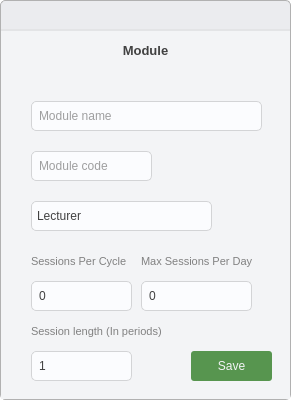
This is ui/add_module_dialog.ui in takundafarakeza/Timetable_Generator as Qt 5 draws it before an edit. The edited form follows.
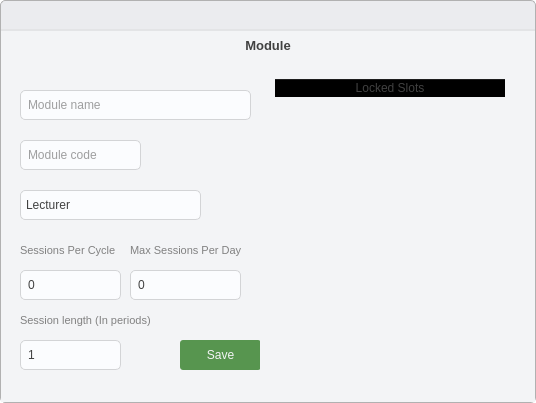
This is the edited form. Icons and pictures are not drawn.

Diff of the .ui file:
```diff
--- a/ui/add_module_dialog.ui
+++ b/ui/add_module_dialog.ui
@@ -6,8 +6,8 @@
    <rect>
     <x>0</x>
     <y>0</y>
-    <width>291</width>
-    <height>400</height>
+    <width>536</width>
+    <height>403</height>
    </rect>
   </property>
   <property name="windowTitle">
@@ -132,14 +132,42 @@
           <height>30</height>
          </size>
         </property>
+        <layout class="QHBoxLayout" name="horizontalLayout_2">
+         <property name="spacing">
+          <number>0</number>
+         </property>
+         <property name="leftMargin">
+          <number>0</number>
+         </property>
+         <property name="topMargin">
+          <number>0</number>
+         </property>
+         <property name="rightMargin">
+          <number>0</number>
+         </property>
+         <property name="bottomMargin">
+          <number>0</number>
+         </property>
+         <item>
+          <spacer name="horizontalSpacer">
+           <property name="orientation">
+            <enum>Qt::Orientation::Horizontal</enum>
+           </property>
+           <property name="sizeHint" stdset="0">
+            <size>
+             <width>501</width>
+             <height>20</height>
+            </size>
+           </property>
+          </spacer>
+         </item>
+         <item>
         <widget class="QPushButton" name="close_btn">
-         <property name="geometry">
-          <rect>
-           <x>260</x>
-           <y>0</y>
-           <width>33</width>
+           <property name="minimumSize">
+            <size>
+             <width>30</width>
            <height>30</height>
-          </rect>
+            </size>
          </property>
          <property name="focusPolicy">
           <enum>Qt::FocusPolicy::NoFocus</enum>
@@ -157,6 +185,8 @@
           </size>
          </property>
         </widget>
+         </item>
+        </layout>
        </widget>
       </item>
       <item>
@@ -179,6 +209,12 @@
          </property>
          <item>
           <widget class="QLabel" name="label">
+           <property name="minimumSize">
+            <size>
+             <width>0</width>
+             <height>30</height>
+            </size>
+           </property>
            <property name="maximumSize">
             <size>
              <width>16777215</width>
@@ -213,11 +249,67 @@
            <property name="frameShadow">
             <enum>QFrame::Shadow::Plain</enum>
            </property>
+           <layout class="QHBoxLayout" name="horizontalLayout">
+            <item>
+             <widget class="QFrame" name="frame_2">
+              <property name="minimumSize">
+               <size>
+                <width>250</width>
+                <height>315</height>
+               </size>
+              </property>
+              <property name="frameShape">
+               <enum>QFrame::Shape::StyledPanel</enum>
+              </property>
+              <property name="frameShadow">
+               <enum>QFrame::Shadow::Raised</enum>
+              </property>
+              <widget class="QSpinBox" name="session_length">
+               <property name="geometry">
+                <rect>
+                 <x>10</x>
+                 <y>270</y>
+                 <width>101</width>
+                 <height>30</height>
+                </rect>
+               </property>
+               <property name="minimumSize">
+                <size>
+                 <width>0</width>
+                 <height>30</height>
+                </size>
+               </property>
+               <property name="minimum">
+                <number>1</number>
+               </property>
+              </widget>
+              <widget class="QLabel" name="title">
+               <property name="geometry">
+                <rect>
+                 <x>10</x>
+                 <y>170</y>
+                 <width>101</width>
+                 <height>20</height>
+                </rect>
+               </property>
+               <property name="font">
+                <font>
+                 <pointsize>8</pointsize>
+                 <bold>false</bold>
+                </font>
+               </property>
+               <property name="styleSheet">
+                <string notr="true">color: rgb(129, 129, 129);</string>
+               </property>
+               <property name="text">
+                <string>Sessions Per Cycle</string>
+               </property>
+              </widget>
            <widget class="QLineEdit" name="module_name">
             <property name="geometry">
              <rect>
-              <x>30</x>
-              <y>30</y>
+                 <x>10</x>
+                 <y>20</y>
               <width>231</width>
               <height>30</height>
              </rect>
@@ -232,30 +324,11 @@
              <string>Module name</string>
             </property>
            </widget>
-           <widget class="QLineEdit" name="module_code">
-            <property name="geometry">
-             <rect>
-              <x>30</x>
-              <y>80</y>
-              <width>121</width>
-              <height>30</height>
-             </rect>
-            </property>
-            <property name="minimumSize">
-             <size>
-              <width>0</width>
-              <height>30</height>
-             </size>
-            </property>
-            <property name="placeholderText">
-             <string>Module code</string>
-            </property>
-           </widget>
            <widget class="QComboBox" name="module_lecturer">
             <property name="geometry">
              <rect>
-              <x>30</x>
-              <y>130</y>
+                 <x>10</x>
+                 <y>120</y>
               <width>181</width>
               <height>30</height>
              </rect>
@@ -270,50 +343,12 @@
              <string>Lecturer</string>
             </property>
            </widget>
-           <widget class="QSpinBox" name="slots_per_cycle">
+              <widget class="QLabel" name="title_3">
             <property name="geometry">
              <rect>
-              <x>30</x>
-              <y>210</y>
-              <width>101</width>
-              <height>30</height>
-             </rect>
-            </property>
-            <property name="minimumSize">
-             <size>
-              <width>0</width>
-              <height>30</height>
-             </size>
-            </property>
-            <property name="minimum">
-             <number>0</number>
-            </property>
-           </widget>
-           <widget class="QSpinBox" name="slots_per_day">
-            <property name="geometry">
-             <rect>
-              <x>140</x>
-              <y>210</y>
-              <width>111</width>
-              <height>30</height>
-             </rect>
-            </property>
-            <property name="minimumSize">
-             <size>
-              <width>0</width>
-              <height>30</height>
-             </size>
-            </property>
-            <property name="minimum">
-             <number>0</number>
-            </property>
-           </widget>
-           <widget class="QLabel" name="title">
-            <property name="geometry">
-             <rect>
-              <x>30</x>
-              <y>180</y>
-              <width>101</width>
+                 <x>10</x>
+                 <y>240</y>
+                 <width>141</width>
               <height>20</height>
              </rect>
             </property>
@@ -327,14 +362,14 @@
              <string notr="true">color: rgb(129, 129, 129);</string>
             </property>
             <property name="text">
-             <string>Sessions Per Cycle</string>
+                <string>Session length (In periods)</string>
             </property>
            </widget>
            <widget class="QLabel" name="title_2">
             <property name="geometry">
              <rect>
-              <x>140</x>
-              <y>180</y>
+                 <x>120</x>
+                 <y>170</y>
               <width>121</width>
               <height>20</height>
              </rect>
@@ -352,11 +387,30 @@
              <string>Max Sessions Per Day</string>
             </property>
            </widget>
+              <widget class="QSpinBox" name="slots_per_day">
+               <property name="geometry">
+                <rect>
+                 <x>120</x>
+                 <y>200</y>
+                 <width>111</width>
+                 <height>30</height>
+                </rect>
+               </property>
+               <property name="minimumSize">
+                <size>
+                 <width>0</width>
+                 <height>30</height>
+                </size>
+               </property>
+               <property name="minimum">
+                <number>0</number>
+               </property>
+              </widget>
            <widget class="QPushButton" name="module_save">
             <property name="geometry">
              <rect>
-              <x>190</x>
-              <y>280</y>
+                 <x>170</x>
+                 <y>270</y>
               <width>81</width>
               <height>30</height>
              </rect>
@@ -374,33 +428,30 @@
              <string>Save</string>
             </property>
            </widget>
-           <widget class="QLabel" name="title_3">
+              <widget class="QLineEdit" name="module_code">
             <property name="geometry">
              <rect>
-              <x>30</x>
-              <y>250</y>
-              <width>141</width>
-              <height>20</height>
-             </rect>
-            </property>
-            <property name="font">
-             <font>
-              <pointsize>8</pointsize>
-              <bold>false</bold>
-             </font>
-            </property>
-            <property name="styleSheet">
-             <string notr="true">color: rgb(129, 129, 129);</string>
-            </property>
-            <property name="text">
-             <string>Session length (In periods)</string>
-            </property>
-           </widget>
-           <widget class="QSpinBox" name="session_length">
+                 <x>10</x>
+                 <y>70</y>
+                 <width>121</width>
+                 <height>30</height>
+                </rect>
+               </property>
+               <property name="minimumSize">
+                <size>
+                 <width>0</width>
+                 <height>30</height>
+                </size>
+               </property>
+               <property name="placeholderText">
+                <string>Module code</string>
+               </property>
+              </widget>
+              <widget class="QSpinBox" name="slots_per_cycle">
             <property name="geometry">
              <rect>
-              <x>30</x>
-              <y>280</y>
+                 <x>10</x>
+                 <y>200</y>
               <width>101</width>
               <height>30</height>
              </rect>
@@ -412,11 +463,48 @@
              </size>
             </property>
             <property name="minimum">
-             <number>1</number>
+                <number>0</number>
             </property>
            </widget>
           </widget>
          </item>
+            <item>
+             <widget class="QFrame" name="frame_3">
+              <property name="frameShape">
+               <enum>QFrame::Shape::StyledPanel</enum>
+              </property>
+              <property name="frameShadow">
+               <enum>QFrame::Shadow::Raised</enum>
+              </property>
+              <layout class="QVBoxLayout" name="verticalLayout_4">
+               <item>
+                <widget class="QTableWidget" name="tableWidget">
+                 <attribute name="horizontalHeaderDefaultSectionSize">
+                  <number>230</number>
+                 </attribute>
+                 <column>
+                  <property name="text">
+                   <string>Locked Slots</string>
+                  </property>
+                 </column>
+                </widget>
+               </item>
+               <item>
+                <widget class="QFrame" name="frame_4">
+                 <property name="minimumSize">
+                  <size>
+                   <width>0</width>
+                   <height>50</height>
+                  </size>
+                 </property>
+                 <property name="frameShape">
+                  <enum>QFrame::Shape::StyledPanel</enum>
+                 </property>
+                 <property name="frameShadow">
+                  <enum>QFrame::Shadow::Raised</enum>
+                 </property>
+                </widget>
+               </item>
         </layout>
        </widget>
       </item>
@@ -425,14 +513,12 @@
    </item>
   </layout>
  </widget>
- <tabstops>
-  <tabstop>module_save</tabstop>
-  <tabstop>module_code</tabstop>
-  <tabstop>module_lecturer</tabstop>
-  <tabstop>slots_per_cycle</tabstop>
-  <tabstop>slots_per_day</tabstop>
-  <tabstop>module_name</tabstop>
- </tabstops>
+      </item>
+     </layout>
+    </widget>
+   </item>
+  </layout>
+ </widget>
  <resources>
   <include location="../assets/icons.qrc"/>
  </resources>
```
Lines whose indentation alone changed are shown as unchanged.
